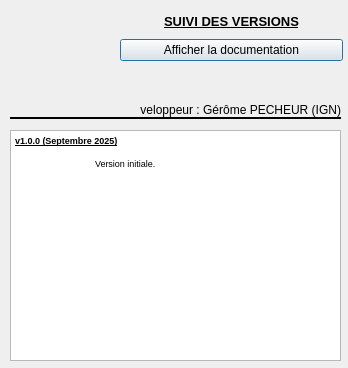
IGNF/assistant-hydro-national-qgis-plugin, file aproposde.ui: the form before one commit.
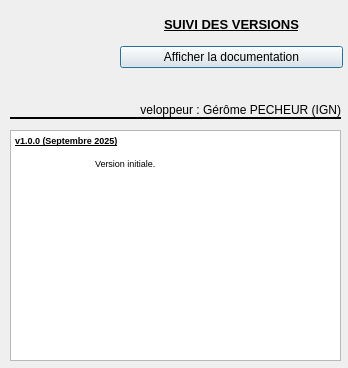
The form after the commit. Icons and pictures are not drawn.

The edit to the form file:
```diff
--- a/aproposde.ui
+++ b/aproposde.ui
@@ -12,14 +12,14 @@
   </property>
   <property name="minimumSize">
    <size>
-    <width>200</width>
-    <height>200</height>
+    <width>348</width>
+    <height>368</height>
    </size>
   </property>
   <property name="maximumSize">
    <size>
-    <width>800</width>
-    <height>800</height>
+    <width>348</width>
+    <height>368</height>
    </size>
   </property>
   <property name="windowTitle">
@@ -89,7 +89,7 @@
      <x>120</x>
      <y>10</y>
      <width>223</width>
-     <height>51</height>
+     <height>58</height>
     </rect>
    </property>
    <layout class="QVBoxLayout" name="verticalLayout">
```
